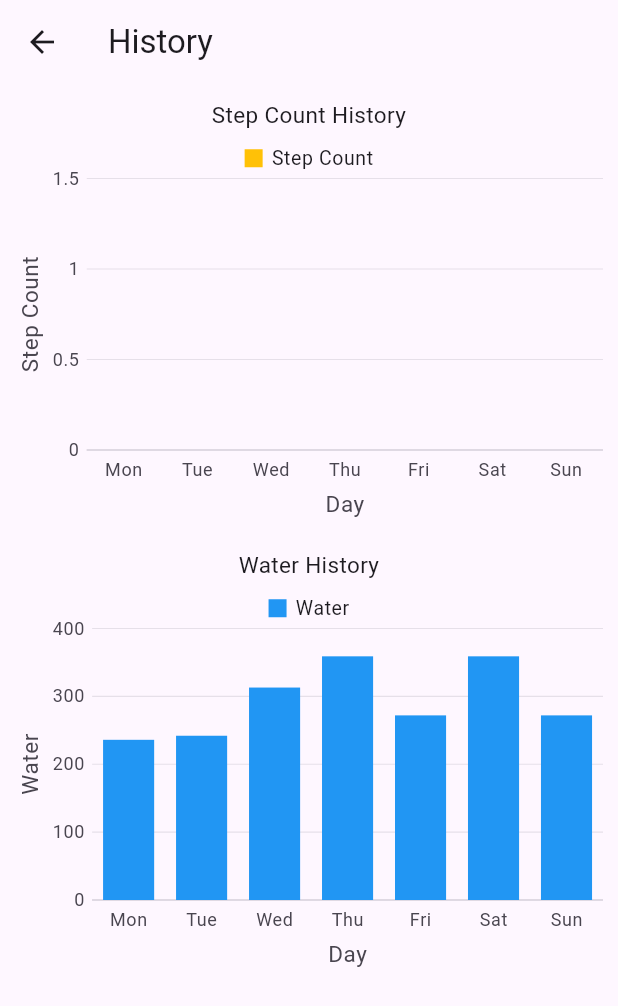
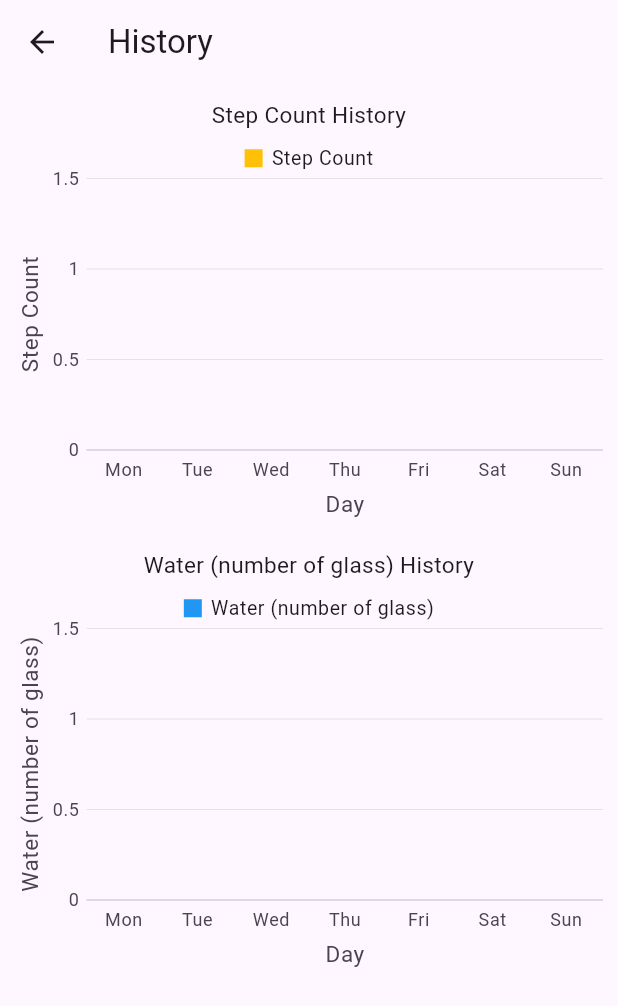
Before and after one commit to adnanpanakkad/Hydramate, a Flutter app: the NumericDefault screen opened directly, on a phone screen of 412 x 824 dp. Shown: the top 1006 px of the screen. Run offline on Flutter 3.47's test engine with Material 3 defaults, Android fonts, the phone set to English and light mode, and no system bars; our stand-ins replace awesome_dialog, get, google_fonts, hive, hive_flutter, image_picker and 6 more; missing offline and left inert: kdgaugeview; accounts and stored records are empty.

Commit message:
graph actions

```diff
--- a/lib/Screens/History_page.dart
+++ b/lib/Screens/History_page.dart
@@ -8,12 +8,12 @@ class ChartSampleData {
   ChartSampleData({
     this.xValue,
     required this.yValue,
-    // required this.secondSeriesYValue,
+    this.waterValue,
   });
 
   final dynamic xValue;
   final num yValue;
-  // final num secondSeriesYValue;
+  final num? waterValue;
 }
 
 class NumericDefault extends StatefulWidget {
@@ -37,6 +37,19 @@ class NumericDefaultState extends State<NumericDefault> {
     UserstepdataModel? model = stepCountBox.get('UserDetailsTracking');
     setState(() {
       stepCount = int.parse(model!.dailystepCount);
+      _updateStepCountChart(stepCount);
+    });
+  }
+
+  void _loadWaterConsumptionFromHive() async {
+    HiveDb db = HiveDb();
+    Box<UserstepdataModel> waterBox =
+        await Hive.openBox<UserstepdataModel>(db.stepCountBoxKey);
+    UserstepdataModel? model = waterBox.get('UserDetailsTracking');
+    setState(() {
+      // Assuming 'waterglass' is a field that stores daily water consumption
+      int waterConsumption = int.parse(model!.waterglass);
+      _updateWaterChart(waterConsumption);
     });
   }
 
@@ -44,25 +57,9 @@ class NumericDefaultState extends State<NumericDefault> {
   void initState() {
     _tooltipBehavior = TooltipBehavior(
         enable: true, format: 'Score: point.y', canShowMarker: false);
-    stepsData = <ChartSampleData>[
-      ChartSampleData(xValue: 'Mon', yValue: stepCount),
-      ChartSampleData(xValue: 'Tue', yValue: stepCount),
-      ChartSampleData(xValue: 'Wed', yValue: stepCount),
-      ChartSampleData(xValue: 'Thu', yValue: stepCount),
-      ChartSampleData(xValue: 'Fri', yValue: stepCount),
-      ChartSampleData(xValue: 'Sat', yValue: stepCount),
-      ChartSampleData(xValue: 'Sun', yValue: stepCount),
-    ];
 
-    waterData = <ChartSampleData>[
-      ChartSampleData(xValue: 'Mon', yValue: 236,  ),
-      ChartSampleData(xValue: 'Tue', yValue: 242, ),
-      ChartSampleData(xValue: 'Wed', yValue: 313, ),
-      ChartSampleData(xValue: 'Thu', yValue: 359, ),
-      ChartSampleData(xValue: 'Fri', yValue: 272, ),
-      ChartSampleData(xValue: 'Sat', yValue: 359, ),
-      ChartSampleData(xValue: 'Sun', yValue: 272, ),
-    ];
+    _loadStepCountFromHive();
+    _loadWaterConsumptionFromHive();
 
     super.initState();
   }
@@ -85,15 +82,15 @@ class NumericDefaultState extends State<NumericDefault> {
   }
 
   Widget _buildStepsChart() {
-    return _buildChart('Step Count', Colors.amber, stepsData);
+    return _buildChart('Step Count', Colors.amber, stepsData, 'yValue');
   }
 
   Widget _buildWaterChart() {
-    return _buildChart('Water', Colors.blue, waterData);
+    return _buildChart('Water (number of glass)', Colors.blue, waterData, 'waterValue');
   }
 
   Widget _buildChart(
-      String seriesName, Color seriesColor, List<ChartSampleData> data) {
+      String seriesName, Color seriesColor, List<ChartSampleData> data, String valueField) {
     return SfCartesianChart(
       title: ChartTitle(text: '$seriesName History'),
       plotAreaBorderWidth: 0,
@@ -107,19 +104,28 @@ class NumericDefaultState extends State<NumericDefault> {
           title: AxisTitle(text: seriesName),
           axisLine: AxisLine(width: 0),
           majorTickLines: MajorTickLines(size: 0)),
-      series: getDefaultNumericSeries(seriesName, seriesColor, data),
+      series: getDefaultNumericSeries(seriesName, seriesColor, data, valueField),
       tooltipBehavior: _tooltipBehavior,
     );
   }
 
   List<ColumnSeries<ChartSampleData, String>> getDefaultNumericSeries(
-      String seriesName, Color seriesColor, List<ChartSampleData> data) {
+      String seriesName, Color seriesColor, List<ChartSampleData> data, String valueField) {
     return <ColumnSeries<ChartSampleData, String>>[
       ColumnSeries<ChartSampleData, String>(
         dataSource: data,
         color: seriesColor,
         xValueMapper: (ChartSampleData sales, _) => sales.xValue as String,
-        yValueMapper: (ChartSampleData sales, _) => sales.yValue,
+        yValueMapper: (ChartSampleData sales, _) {
+          switch (valueField) {
+            case 'yValue':
+              return sales.yValue;
+            case 'waterValue':
+              return sales.waterValue;
+            default:
+              throw Exception('Invalid valueField');
+          }
+        },
         name: seriesName,
       ),
     ];
@@ -131,4 +137,33 @@ class NumericDefaultState extends State<NumericDefault> {
     waterData.clear();
     super.dispose();
   }
+
+  void _updateStepCountChart(int newStepCount) {
+    setState(() {
+      stepsData = <ChartSampleData>[
+        ChartSampleData(xValue: 'Mon', yValue: newStepCount),
+        ChartSampleData(xValue: 'Tue', yValue: newStepCount),
+        ChartSampleData(xValue: 'Wed', yValue: newStepCount),
+        ChartSampleData(xValue: 'Thu', yValue: newStepCount),
+        ChartSampleData(xValue: 'Fri', yValue: newStepCount),
+        ChartSampleData(xValue: 'Sat', yValue: newStepCount),
+        ChartSampleData(xValue: 'Sun', yValue: newStepCount),
+      ];
+    });
+  }
+
+  void _updateWaterChart(int waterConsumption) {
+    setState(() {
+      waterData = <ChartSampleData>[
+        ChartSampleData(xValue: 'Mon', waterValue: waterConsumption, yValue: 0),
+        ChartSampleData(xValue: 'Tue', waterValue: waterConsumption, yValue: 0),
+        ChartSampleData(xValue: 'Wed', waterValue: waterConsumption,yValue: 0),
+        ChartSampleData(xValue: 'Thu', waterValue: waterConsumption,yValue: 0),
+        ChartSampleData(xValue: 'Fri', waterValue: waterConsumption,yValue: 0),
+        ChartSampleData(xValue: 'Sat', waterValue: waterConsumption,yValue: 0),
+        ChartSampleData(xValue: 'Sun', waterValue: waterConsumption,yValue: 0),
+      ];
+    });
+  }
 }
+// The rest of your code remains unchanged.
--- a/lib/main.dart
+++ b/lib/main.dart
@@ -13,6 +13,7 @@ ValueNotifier<String> imgPath = ValueNotifier('');
 
 void main() async {
   runApp(const MyApp());
+
   WidgetsFlutterBinding.ensureInitialized();
   await Hive.initFlutter();
   if (!Hive.isAdapterRegistered(UserdataModalAdapter().typeId)) {
```
